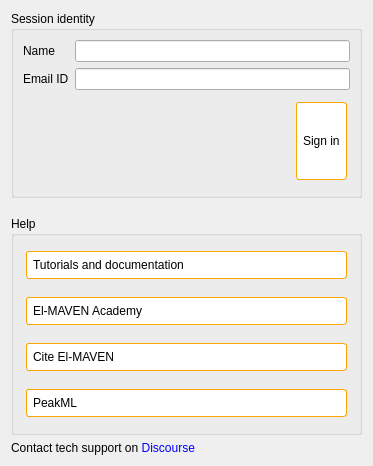
Old version of the form src/gui/mzroll/forms/infodialog.ui in the repository ElucidataInc/ElMaven.
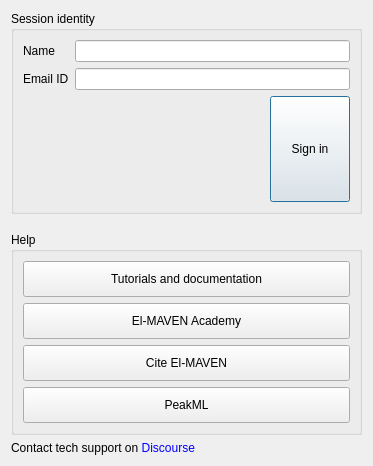
New version of the form.

The edit to the form file:
```diff
--- a/src/gui/mzroll/forms/infodialog.ui
+++ b/src/gui/mzroll/forms/infodialog.ui
@@ -25,27 +25,6 @@
   <property name="windowTitle">
    <string>Support Information</string>
   </property>
-  <property name="styleSheet">
-   <string notr="true">QPushButton {
-	background-color: white;
-	padding: 6px;
-	border: 1px solid orange;
-	border-radius: 3px;
-	text-align: left;
-	margin: 6px 3px;
-}
-
-QPushButton:hover {
-	background-color: rgb(117, 110, 210);
-	color: white;
-	border: 1px solid rgb(117, 110, 210);
-}
-
-QPushButton:focus {
-	outline: none;
-	border: 1px solid black;
-}</string>
-  </property>
   <layout class="QVBoxLayout" name="verticalLayout">
    <item>
     <widget class="QGroupBox" name="groupBox">
```
